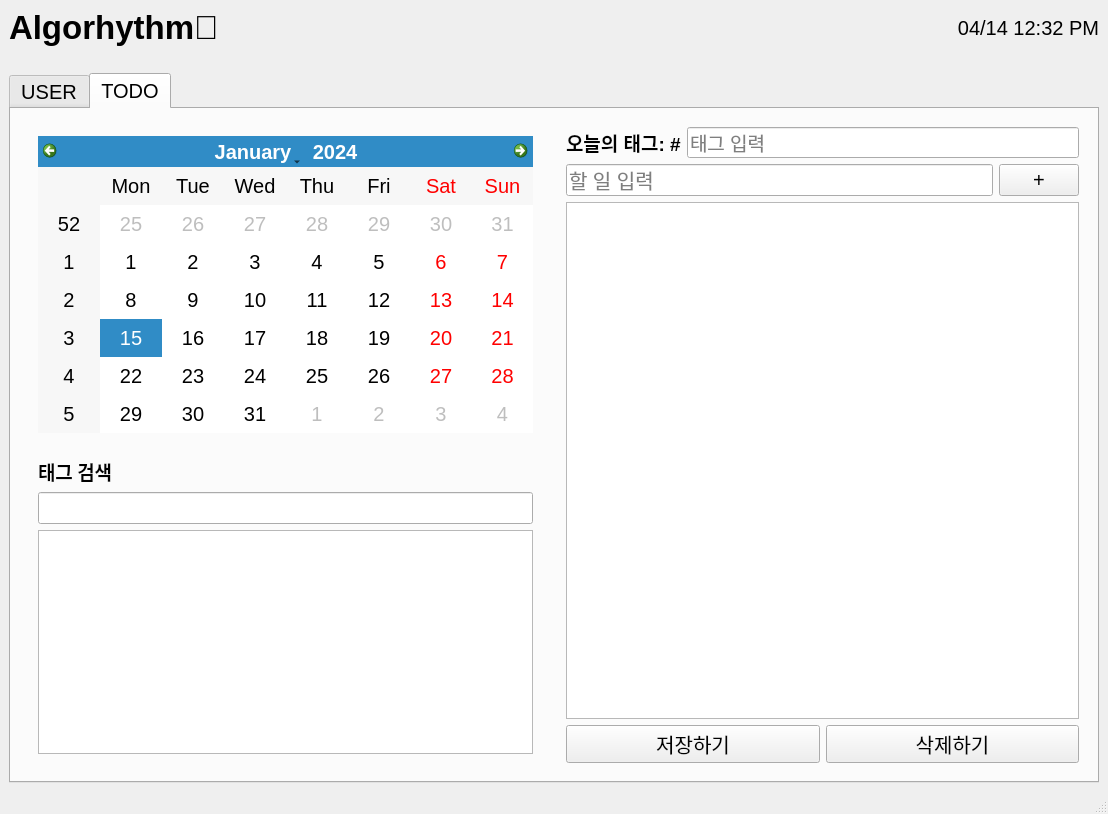
Qt form Algorhythm/algorhythm.ui (MIN60/Algorhythm) before a commit.
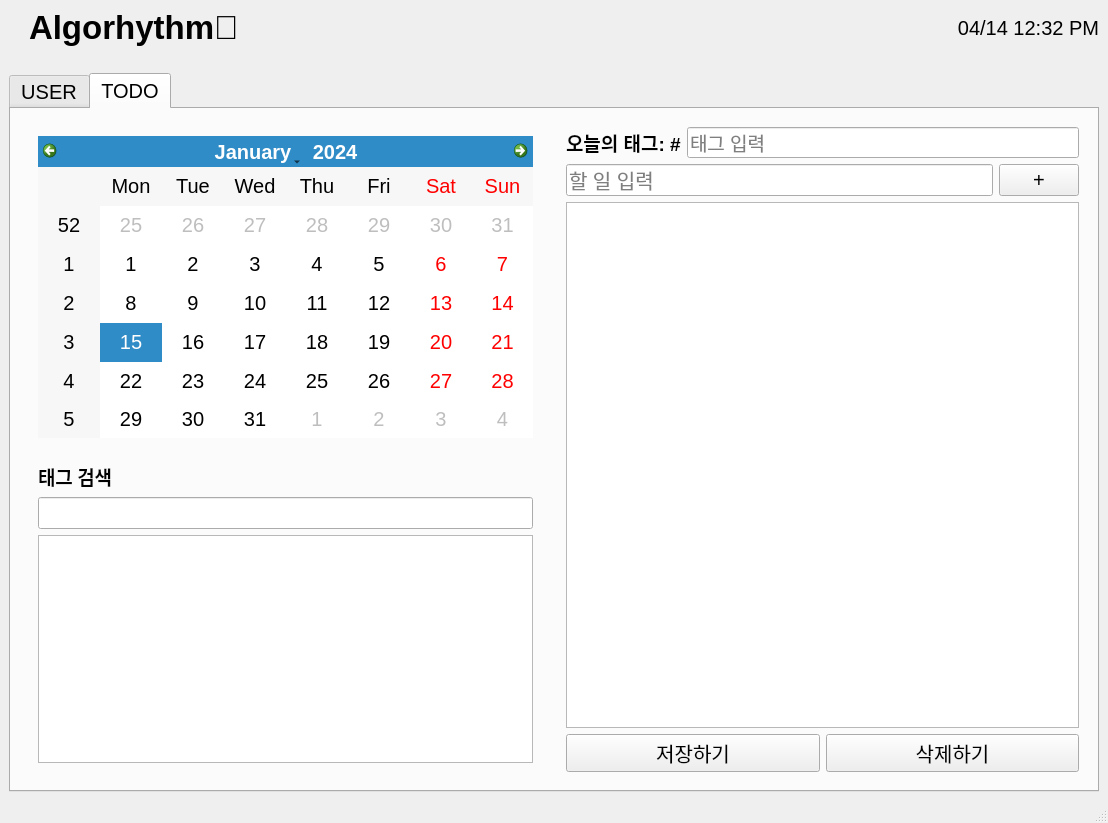
The same form after that commit.

Commit message: Feat/#21: Add widget margin

Diff of the .ui file:
```diff
--- a/Algorhythm/algorhythm.ui
+++ b/Algorhythm/algorhythm.ui
@@ -7,7 +7,7 @@
     <x>0</x>
     <y>0</y>
     <width>1108</width>
-    <height>814</height>
+    <height>823</height>
    </rect>
   </property>
   <property name="windowTitle">
@@ -17,6 +17,9 @@
    <layout class="QVBoxLayout" name="verticalLayout">
     <item>
      <layout class="QHBoxLayout" name="horizontalLayout">
+      <property name="leftMargin">
+       <number>20</number>
+      </property>
       <item>
        <widget class="QLabel" name="label_2">
         <property name="font">
```
